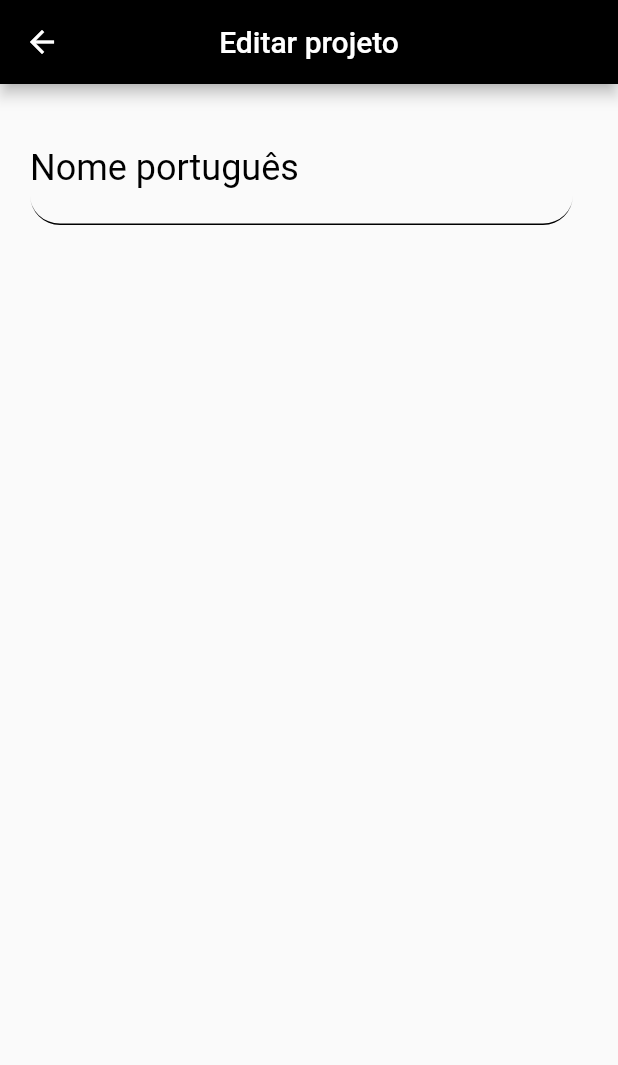
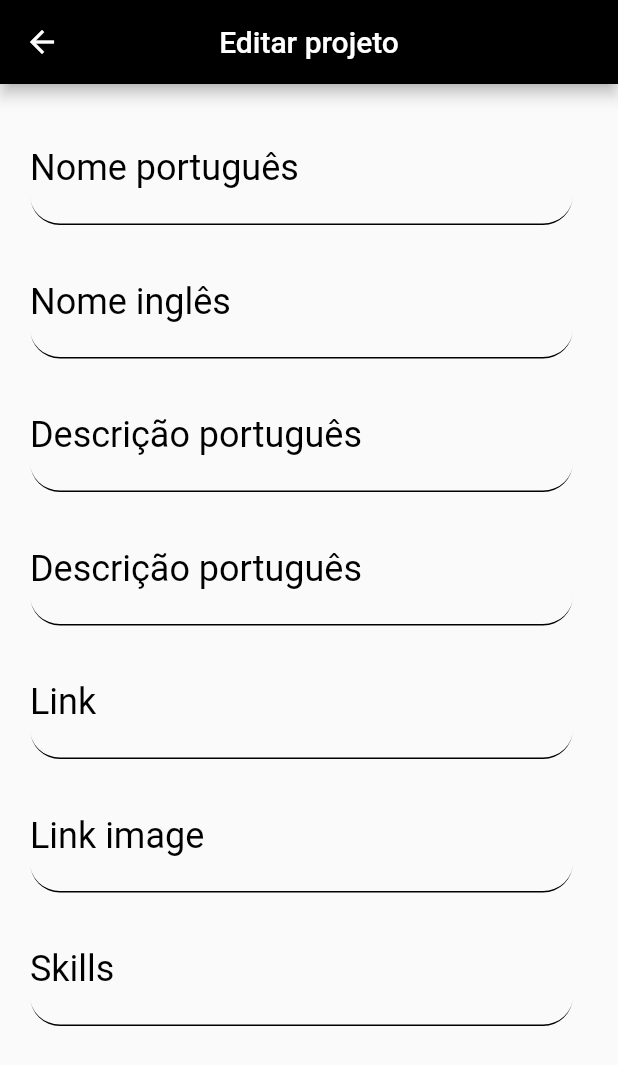
Before and after one commit to guicrisostomo/app-help-me-projects, a Flutter app: the ScreenEditProject screen opened by its route, on a phone screen of 412 x 824 dp. Shown: the top 1065 px of the screen. Run offline on Flutter 3.47's test engine with Material 2 defaults, Android fonts, the phone set to English and light mode, and no system bars; our stand-ins replace cloud_firestore, firebase_core; accounts and stored records are empty.

Commit message:
feat: add other textfields

```diff
--- a/lib/view/screen_edit_project.dart
+++ b/lib/view/screen_edit_project.dart
@@ -10,6 +10,12 @@ class ScreenEditProject extends StatefulWidget {
 
 class _ScreenEditProjectState extends State<ScreenEditProject> {
   var txtNomePT = TextEditingController();
+  var txtNomeEN = TextEditingController();
+  var txtDescricaoPT = TextEditingController();
+  var txtDescricaoEN = TextEditingController();
+  var txtLink = TextEditingController();
+  var txtLinkImage = TextEditingController();
+  var txtSkills = TextEditingController();
 
   @override
   Widget build(BuildContext context) {
@@ -20,12 +26,20 @@ class _ScreenEditProjectState extends State<ScreenEditProject> {
         backgroundColor: Colors.black,
       ),
 
-      body: Padding(
-        padding: const EdgeInsets.all(20),
-        child: Column(
-          children: [
-            TextFieldGeneral('Nome português', txtNomePT, context),
-          ],
+      body: SingleChildScrollView(
+        child: Padding(
+          padding: const EdgeInsets.all(20),
+          child: Column(
+            children: [
+              TextFieldGeneral('Nome português', txtNomePT, context),
+              TextFieldGeneral('Nome inglês', txtNomeEN, context),
+              TextFieldGeneral('Descrição português', txtDescricaoPT, context),
+              TextFieldGeneral('Descrição português', txtDescricaoEN, context),
+              TextFieldGeneral('Link', txtLink, context),
+              TextFieldGeneral('Link image', txtLinkImage, context),
+              TextFieldGeneral('Skills', txtSkills, context),
+            ],
+          ),
         ),
       ),
     );
```
